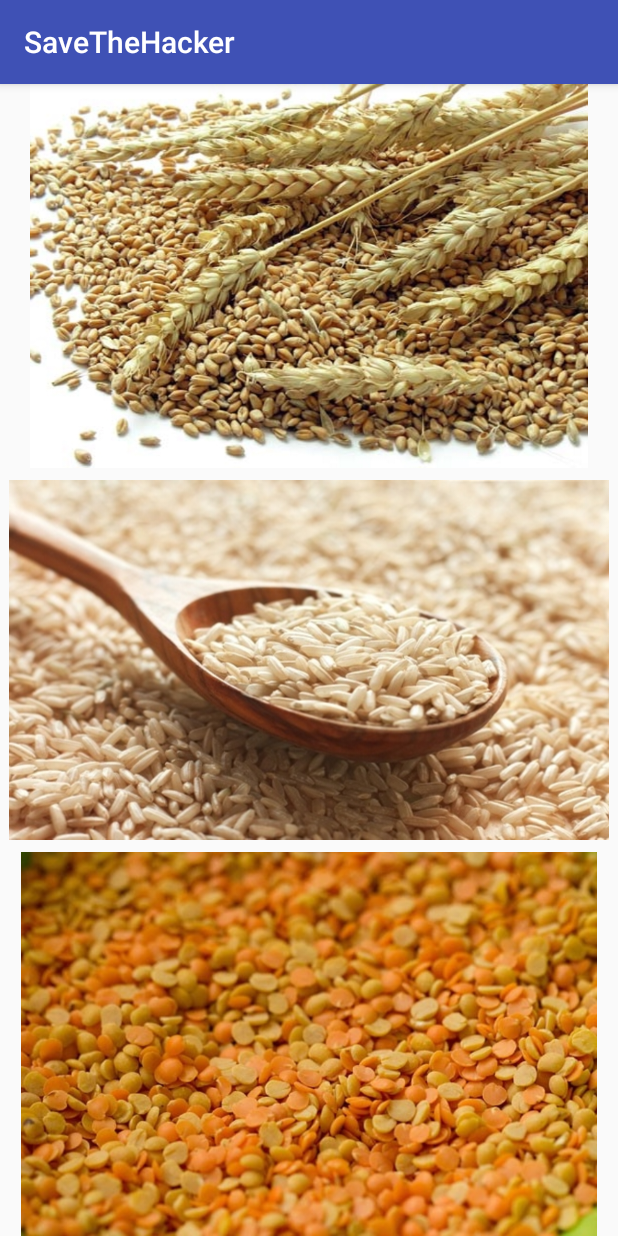
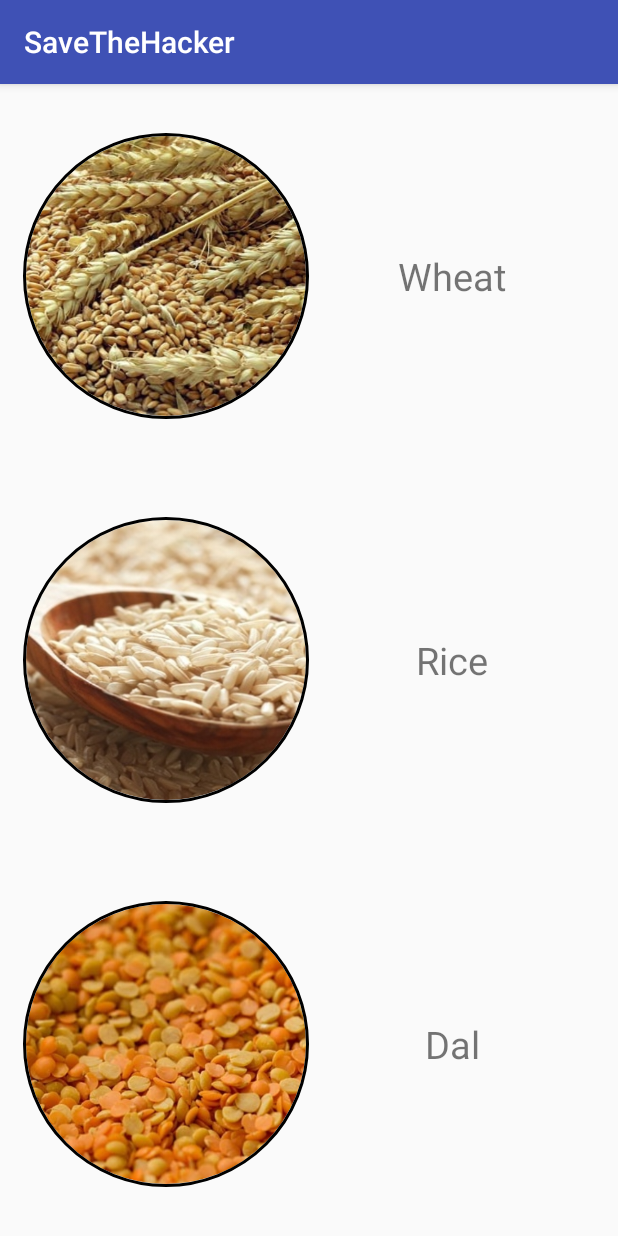
Before and after one commit to kushmangal/SaveTheHacker, an Android app: the CropActivity screen opened directly, with no data from a screen before it, on a phone screen of 412 x 824 dp. Run offline under Robolectric (Android 15) with nearby library versions, the phone set to English and light mode, and no system bars; our stand-ins replace CircleImageView.

```diff
--- a/app/build.gradle
+++ b/app/build.gradle
@@ -29,6 +29,6 @@ dependencies {
     compile 'com.android.support:design:25.3.1'
     compile 'com.mcxiaoke.volley:library-aar:1.0.0'
     compile 'com.github.bumptech.glide:glide:3.7.0'
-
+    compile 'de.hdodenhof:circleimageview:2.1.0'
     testCompile 'junit:junit:4.12'
 }
--- a/app/src/main/java/kmzenon/savethehacker/Register.java
+++ b/app/src/main/java/kmzenon/savethehacker/Register.java
@@ -82,7 +82,6 @@ public class Register extends AppCompatActivity {
             }) {
                 @Override
                 protected Map<String, String> getParams() throws AuthFailureError {
-
                     Map<String, String> params = new HashMap<String, String>();
 
                     params.put("password", password);
--- a/app/src/main/res/layout/activity_crop.xml
+++ b/app/src/main/res/layout/activity_crop.xml
@@ -3,30 +3,76 @@
     android:layout_width="match_parent"
     android:layout_height="match_parent"
     android:orientation="vertical">
+    <LinearLayout
+        android:layout_width="match_parent"
+        android:layout_height="0dp"
+        android:layout_weight="0.33"
+        android:padding="15dp">
+    <de.hdodenhof.circleimageview.CircleImageView
+        xmlns:app="http://schemas.android.com/apk/res-auto"
+        android:id="@+id/wheat_img"
+        android:layout_width="0dp"
+        android:layout_weight="0.5"
+        android:layout_height="match_parent"
+        android:src="@drawable/wheat"
+        app:civ_border_width="2dp"
+        app:civ_border_color="#FF000000"/>
+        <TextView
+            android:layout_width="0dp"
+            android:layout_weight="0.5"
+            android:layout_height="match_parent"
+            android:gravity="center"
+            android:text="Wheat"
+            android:textSize="25sp"/>
+    </LinearLayout>
 
-    <ImageView
-        android:layout_width="400dp"
-        android:layout_height="0dp"
-        android:id="@+id/wheat_img"
-        android:layout_gravity="center_horizontal"
-        android:layout_weight="0.3"
-        android:src="@drawable/wheat" />
+        <LinearLayout
+            android:layout_width="match_parent"
+            android:layout_height="0dp"
+            android:layout_weight="0.33"
+            android:padding="15dp">
+            <de.hdodenhof.circleimageview.CircleImageView
+                xmlns:app="http://schemas.android.com/apk/res-auto"
+                android:id="@+id/rice_img"
+                android:layout_width="0dp"
+                android:layout_weight="0.5"
+                android:layout_height="match_parent"
+                android:src="@drawable/rice"
+                app:civ_border_width="2dp"
+                app:civ_border_color="#FF000000"/>
+            <TextView
+                android:layout_width="0dp"
+                android:layout_weight="0.5"
+                android:layout_height="match_parent"
+                android:gravity="center"
+                android:text="Rice"
+                android:textSize="25sp"/>
+        </LinearLayout>
 
-    <ImageView
-        android:layout_width="400dp"
-        android:layout_height="0dp"
-        android:id="@+id/rice_img"
-        android:layout_gravity="center_horizontal"
-        android:layout_weight="0.3"
-        android:src="@drawable/rice" />
+            <LinearLayout
+                android:layout_width="match_parent"
+                android:layout_height="0dp"
+                android:layout_weight="0.33"
+                android:padding="15dp">
+                <de.hdodenhof.circleimageview.CircleImageView
+                    xmlns:app="http://schemas.android.com/apk/res-auto"
+                    android:id="@+id/dal_img"
+                    android:layout_width="0dp"
+                    android:layout_weight="0.5"
+                    android:layout_height="match_parent"
+                    android:src="@drawable/dal"
+                    app:civ_border_width="2dp"
+                    app:civ_border_color="#FF000000"/>
+                <TextView
+                    android:layout_width="0dp"
+                    android:layout_weight="0.5"
+                    android:layout_height="match_parent"
+                    android:gravity="center"
+                    android:text="Dal"
+                    android:textSize="25sp"/>
+            </LinearLayout>
 
-    <ImageView
-        android:layout_width="400dp"
-        android:layout_height="0dp"
-        android:id="@+id/dal_img"
-        android:layout_gravity="center_horizontal"
-        android:layout_weight="0.3"
-        android:src="@drawable/dal" />
+
 
 
 </LinearLayout>
--- a/app/src/main/res/layout/activity_main.xml
+++ b/app/src/main/res/layout/activity_main.xml
@@ -1,10 +1,8 @@
 <?xml version="1.0" encoding="utf-8"?>
 <LinearLayout xmlns:android="http://schemas.android.com/apk/res/android"
-    xmlns:app="http://schemas.android.com/apk/res-auto"
-    xmlns:tools="http://schemas.android.com/tools"
     android:layout_width="match_parent"
     android:layout_height="match_parent"
-    tools:context="kmzenon.savethehacker.MainActivity">
+   >
 
     <android.support.v7.widget.RecyclerView
         android:id="@+id/agencylist"
```
Also changed, not shown: app/src/main/java/kmzenon/savethehacker/MainActivity.java (+88 -0 lines), app/src/main/res/layout/content_main.xml (deleted, +0 -11 lines), app/src/main/res/drawable/logo.png.
